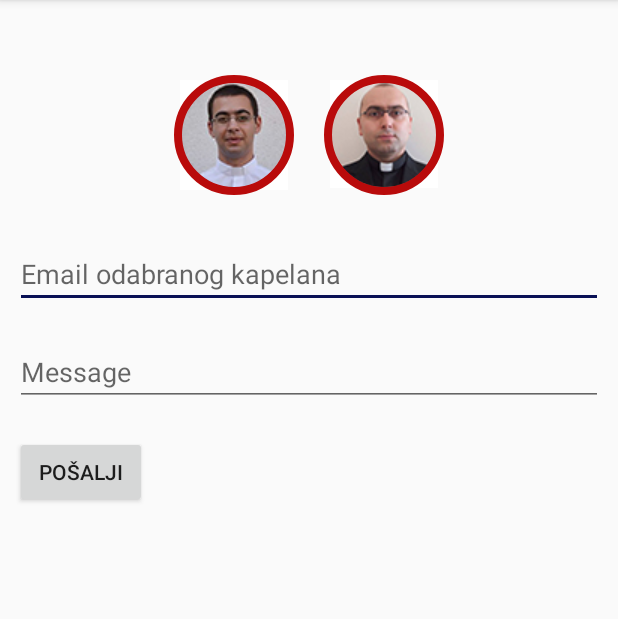
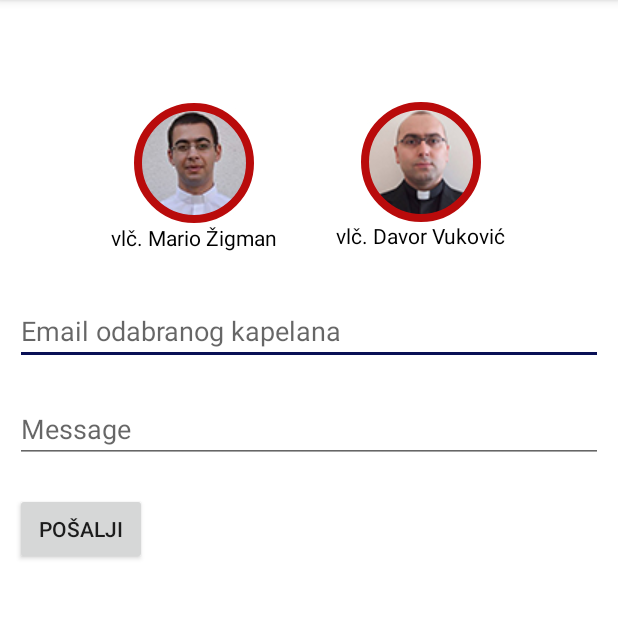
Before and after one commit to Kreso242/DuhosApp, an Android app: the AskQuestion screen opened directly, with no data from a screen before it, on a phone screen of 412 x 824 dp, the part 84-703 px from its top. Run offline under Robolectric (Android 15) with nearby library versions, the phone set to English and light mode, and no system bars.

Commit message:
Merge branches 'master' and 'srcaPitanja' of https://github.com/Kreso242/DuhosApp
# Conflicts:
#	app/src/main/java/com/example/duhos/RecyclerViewAdapter.java

```diff
--- a/app/src/main/java/com/example/duhos/AskQuestion.java
+++ b/app/src/main/java/com/example/duhos/AskQuestion.java
@@ -46,19 +46,15 @@ public class AskQuestion extends AppCompatActivity {
             public void onClick(View v) {
                 if(flag1==false) {
                     kapelan1Krug.setVisibility(View.VISIBLE);
+                    kapelan2Krug.setVisibility(View.INVISIBLE);
                     flag1=true;
-                    if(flag2==false)
-                        mEmail.setText(mailKapelan1);
-                    if(flag2==true)
-                        mEmail.setText(mEmail.getText().toString()+","+mailKapelan1);
+                    flag2=false;
+                    mEmail.setText(mailKapelan1);
                 }
                 else {
+                    flag1=false;
                     kapelan1Krug.setVisibility(View.INVISIBLE);
-                    flag1=false;
-                    if(flag2==true)
-                        mEmail.setText(mailKapelan2);
-                    if(flag2==false)
-                        mEmail.setText("");
+                    mEmail.setText("");
                 }
             }
         });
@@ -67,20 +63,15 @@ public class AskQuestion extends AppCompatActivity {
             public void onClick(View v) {
                 if(flag2==false) {
                     kapelan2Krug.setVisibility(View.VISIBLE);
+                    kapelan1Krug.setVisibility(View.INVISIBLE);
                     flag2=true;
-                    if(flag1==false)
-                        mEmail.setText(mailKapelan2);
-                    if(flag1==true)
-                        mEmail.setText(mEmail.getText().toString()+","+mailKapelan2);
-
+                    flag1=false;
+                    mEmail.setText(mailKapelan2);
                 }
                 else {
+                    flag2=false;
                     kapelan2Krug.setVisibility(View.INVISIBLE);
-                    flag2=false;
-                    if(flag1==true)
-                        mEmail.setText(mailKapelan1);
-                    if(flag1==false)
-                        mEmail.setText("");
+                    mEmail.setText("");
                 }
             }
         });
--- a/app/src/main/res/layout/activity_ask_question.xml
+++ b/app/src/main/res/layout/activity_ask_question.xml
@@ -5,7 +5,8 @@
     xmlns:tools="http://schemas.android.com/tools"
     android:layout_width="match_parent"
     android:layout_height="match_parent"
-    tools:context=".AskQuestion">
+    tools:context=".AskQuestion"
+    android:background="@color/bijela">
 
     <RelativeLayout
         android:id="@+id/kapelani"
@@ -14,55 +15,89 @@
         android:layout_centerHorizontal="true"
         android:layout_marginTop="50dp"
         >
+
             <RelativeLayout
+                android:id="@+id/kapelan1Layout"
                 android:layout_width="wrap_content"
                 android:layout_height="wrap_content"
-            android:layout_centerInParent="true">
+                >
                     <ImageButton
                         android:id="@+id/kapelan1Slika"
                         android:layout_width="wrap_content"
                         android:layout_height="wrap_content"
                         android:background="@color/bijela"
-            android:src="@drawable/mario_zigman"></ImageButton>
-        <ImageButton
-            android:id="@+id/kapelan2Slika"
-            android:layout_width="wrap_content"
-            android:layout_height="wrap_content"
-            android:layout_marginLeft="100dp"
-            android:background="@color/bijela"
-            android:src="@drawable/davor_vukovic">
+                        android:src="@drawable/mario_zigman"
+                        android:layout_centerInParent="true">
                     </ImageButton>
-        </RelativeLayout>
                 <ImageView
                     android:id="@+id/crveniKrugKapelan1"
                     android:layout_width="wrap_content"
                     android:layout_height="wrap_content"
-            android:src="@drawable/image_circle_red">
-        </ImageView>
-        <ImageView
-            android:id="@+id/crveniKrugKapelan2"
-            android:layout_width="wrap_content"
-            android:layout_height="wrap_content"
                     android:src="@drawable/image_circle_red"
-            android:layout_marginLeft="100dp"
-            >
+                    android:layout_centerInParent="true">
                 </ImageView>
                 <ImageView
                     android:id="@+id/zeleniKrugKapelan1"
                     android:layout_width="wrap_content"
                     android:layout_height="wrap_content"
                     android:src="@drawable/image_circle_green"
+                    android:layout_centerInParent="true"
                     android:visibility="invisible">
+                </ImageView>
+                <TextView
+                    android:id="@+id/imeKapelan1"
+                    android:layout_width="wrap_content"
+                    android:layout_height="wrap_content"
+                    android:text="@string/kapelan1"
+                    android:layout_below="@+id/kapelan1Slika"
+                    android:layout_centerHorizontal="true"
+                    android:layout_marginTop="25dp"
+                    android:textColor="#000">
+                </TextView>
+            </RelativeLayout>
+
+
+        <RelativeLayout
+            android:id="@+id/kapelan2Layout"
+            android:layout_width="wrap_content"
+            android:layout_height="wrap_content"
+            android:layout_marginLeft="150dp">
+            <ImageButton
+                android:id="@+id/kapelan2Slika"
+                android:layout_width="wrap_content"
+                android:layout_height="wrap_content"
+                android:background="@color/bijela"
+                android:src="@drawable/davor_vukovic"
+                android:layout_centerInParent="true">
+            </ImageButton>
+            <ImageView
+                android:id="@+id/crveniKrugKapelan2"
+                android:layout_width="wrap_content"
+                android:layout_height="wrap_content"
+                android:src="@drawable/image_circle_red"
+                android:layout_centerInParent="true">
             </ImageView>
             <ImageView
                 android:id="@+id/zeleniKrugKapelan2"
                 android:layout_width="wrap_content"
                 android:layout_height="wrap_content"
                 android:src="@drawable/image_circle_green"
-            android:layout_marginLeft="100dp"
-            android:visibility="invisible"
-            >
+                android:layout_centerInParent="true"
+                android:visibility="invisible">
             </ImageView>
+            <TextView
+                android:id="@+id/imeKapelan2"
+                android:layout_width="wrap_content"
+                android:layout_height="wrap_content"
+                android:text="@string/kapelan2"
+                android:layout_below="@+id/kapelan2Slika"
+                android:layout_centerHorizontal="true"
+                android:layout_marginTop="25dp"
+                android:textColor="#000">
+            </TextView>
+        </RelativeLayout>
+
+
     </RelativeLayout>
 
     <EditText
--- a/app/src/main/res/values/strings.xml
+++ b/app/src/main/res/values/strings.xml
@@ -1,4 +1,6 @@
 <resources>
     <string name="app_name">Duhos</string>
     <string name="emoji">&#9200; Podsjeti me: </string>
+    <string name="kapelan1">vlč. Mario Žigman</string>
+    <string name="kapelan2">vlč. Davor Vuković</string>
 </resources>
```
Lines whose indentation alone changed are shown as unchanged.
